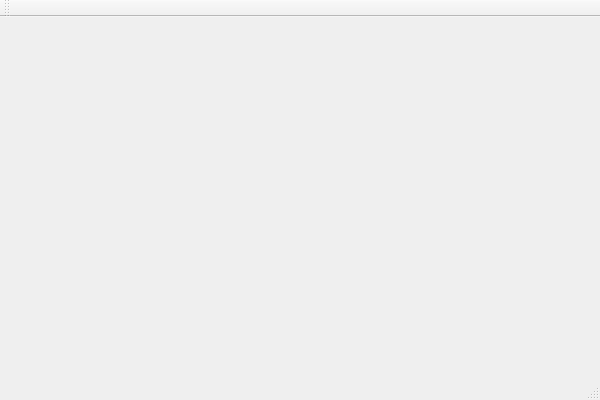
The window that conftool/conftool/conftool.ui (Zoadian/drumduino) describes before a commit, drawn with Qt 5.
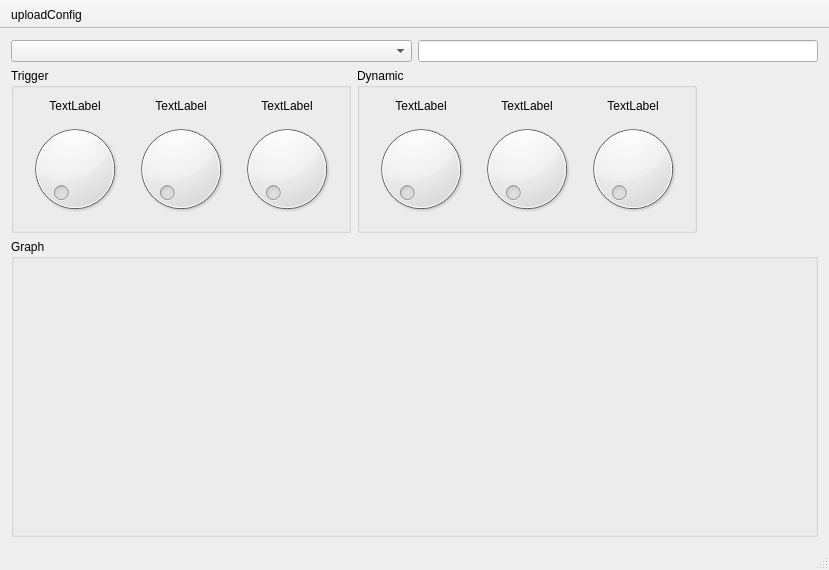
The same window after the commit. Icons and pictures are not drawn.

What changed in the file:
```diff
--- a/conftool/conftool/conftool.ui
+++ b/conftool/conftool/conftool.ui
@@ -6,15 +6,166 @@
    <rect>
     <x>0</x>
     <y>0</y>
-    <width>600</width>
-    <height>400</height>
+    <width>829</width>
+    <height>570</height>
    </rect>
   </property>
   <property name="windowTitle">
    <string>conftool</string>
   </property>
   <widget class="QWidget" name="centralWidget">
-   <layout class="QVBoxLayout" name="verticalLayout"/>
+   <layout class="QVBoxLayout" name="verticalLayout">
+    <item>
+     <layout class="QHBoxLayout" name="horizontalLayout">
+      <item>
+       <widget class="QComboBox" name="cbPadSelector"/>
+      </item>
+      <item>
+       <widget class="QLineEdit" name="lePadName">
+        <property name="sizePolicy">
+         <sizepolicy hsizetype="Preferred" vsizetype="Fixed">
+          <horstretch>0</horstretch>
+          <verstretch>0</verstretch>
+         </sizepolicy>
+        </property>
+       </widget>
+      </item>
+     </layout>
+    </item>
+    <item>
+     <layout class="QHBoxLayout" name="horizontalLayout_2">
+      <item>
+       <widget class="QGroupBox" name="groupBox">
+        <property name="sizePolicy">
+         <sizepolicy hsizetype="Preferred" vsizetype="Maximum">
+          <horstretch>0</horstretch>
+          <verstretch>0</verstretch>
+         </sizepolicy>
+        </property>
+        <property name="title">
+         <string>Trigger</string>
+        </property>
+        <layout class="QGridLayout" name="gridLayout">
+         <item row="1" column="2">
+          <widget class="QDial" name="dial_3"/>
+         </item>
+         <item row="1" column="0">
+          <widget class="QDial" name="dial"/>
+         </item>
+         <item row="1" column="1">
+          <widget class="QDial" name="dial_2"/>
+         </item>
+         <item row="0" column="2">
+          <widget class="QLabel" name="label_3">
+           <property name="text">
+            <string>TextLabel</string>
+           </property>
+           <property name="alignment">
+            <set>Qt::AlignCenter</set>
+           </property>
+          </widget>
+         </item>
+         <item row="0" column="1">
+          <widget class="QLabel" name="label_2">
+           <property name="text">
+            <string>TextLabel</string>
+           </property>
+           <property name="alignment">
+            <set>Qt::AlignCenter</set>
+           </property>
+          </widget>
+         </item>
+         <item row="0" column="0">
+          <widget class="QLabel" name="label">
+           <property name="text">
+            <string>TextLabel</string>
+           </property>
+           <property name="alignment">
+            <set>Qt::AlignCenter</set>
+           </property>
+          </widget>
+         </item>
+        </layout>
+       </widget>
+      </item>
+      <item>
+       <widget class="QGroupBox" name="groupBox_2">
+        <property name="title">
+         <string>Dynamic</string>
+        </property>
+        <layout class="QGridLayout" name="gridLayout_2">
+         <item row="0" column="1">
+          <widget class="QLabel" name="label_6">
+           <property name="text">
+            <string>TextLabel</string>
+           </property>
+           <property name="alignment">
+            <set>Qt::AlignCenter</set>
+           </property>
+          </widget>
+         </item>
+         <item row="0" column="0">
+          <widget class="QLabel" name="label_4">
+           <property name="text">
+            <string>TextLabel</string>
+           </property>
+           <property name="alignment">
+            <set>Qt::AlignCenter</set>
+           </property>
+          </widget>
+         </item>
+         <item row="0" column="2">
+          <widget class="QLabel" name="label_5">
+           <property name="text">
+            <string>TextLabel</string>
+           </property>
+           <property name="alignment">
+            <set>Qt::AlignCenter</set>
+           </property>
+          </widget>
+         </item>
+         <item row="1" column="0">
+          <widget class="QDial" name="dial_4"/>
+         </item>
+         <item row="1" column="1">
+          <widget class="QDial" name="dial_5"/>
+         </item>
+         <item row="1" column="2">
+          <widget class="QDial" name="dial_6"/>
+         </item>
+        </layout>
+       </widget>
+      </item>
+      <item>
+       <spacer name="horizontalSpacer">
+        <property name="orientation">
+         <enum>Qt::Horizontal</enum>
+        </property>
+        <property name="sizeHint" stdset="0">
+         <size>
+          <width>40</width>
+          <height>20</height>
+         </size>
+        </property>
+       </spacer>
+      </item>
+     </layout>
+    </item>
+    <item>
+     <widget class="QGroupBox" name="gbGraph">
+      <property name="sizePolicy">
+       <sizepolicy hsizetype="Preferred" vsizetype="Preferred">
+        <horstretch>0</horstretch>
+        <verstretch>100</verstretch>
+       </sizepolicy>
+      </property>
+      <property name="title">
+       <string>Graph</string>
+      </property>
+      <layout class="QHBoxLayout" name="horizontalLayout_3"/>
+     </widget>
+    </item>
+   </layout>
   </widget>
   <widget class="QMenuBar" name="menuBar">
    <property name="geometry">
@@ -27,14 +178,30 @@
    </property>
   </widget>
   <widget class="QToolBar" name="mainToolBar">
+   <property name="movable">
+    <bool>false</bool>
+   </property>
+   <property name="floatable">
+    <bool>false</bool>
+   </property>
    <attribute name="toolBarArea">
     <enum>TopToolBarArea</enum>
    </attribute>
    <attribute name="toolBarBreak">
     <bool>false</bool>
    </attribute>
+   <addaction name="actionUploadConfig"/>
   </widget>
   <widget class="QStatusBar" name="statusBar"/>
+  <action name="actionUploadConfig">
+   <property name="icon">
+    <iconset resource="conftool.qrc">
+     <normaloff>:/drumduino/up177.svg</normaloff>:/drumduino/up177.svg</iconset>
+   </property>
+   <property name="text">
+    <string>uploadConfig</string>
+   </property>
+  </action>
  </widget>
  <layoutdefault spacing="6" margin="11"/>
  <resources>
```
Left out of the diff: 8 changed lines with no effect on the pictures.
